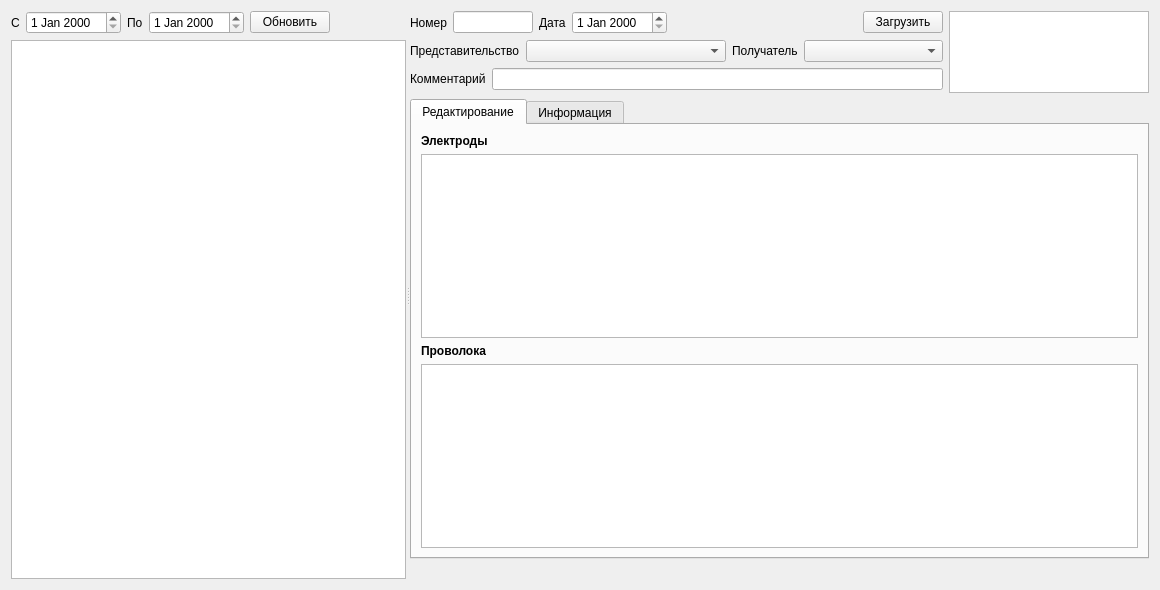
This is formrequests.ui in Sergeyego/warehouse as Qt 5 draws it before an edit. The edited form follows.
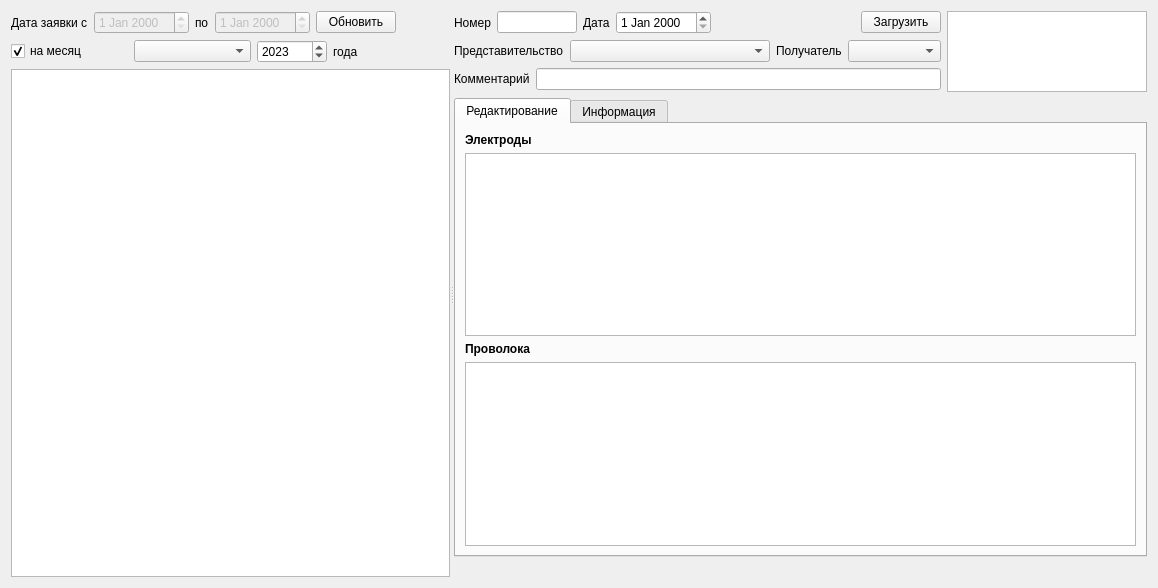
This is the edited form. Custom widgets are drawn as their Qt base class.

Patch:
```diff
--- a/formrequests.ui
+++ b/formrequests.ui
@@ -6,8 +6,8 @@
    <rect>
     <x>0</x>
     <y>0</y>
-    <width>1160</width>
-    <height>590</height>
+    <width>1158</width>
+    <height>588</height>
    </rect>
   </property>
   <property name="windowTitle">
@@ -26,22 +26,30 @@
          <item>
           <widget class="QLabel" name="label">
            <property name="text">
-            <string>С</string>
+            <string>Дата заявки с</string>
            </property>
           </widget>
          </item>
          <item>
-          <widget class="DbDateEdit" name="dateEditBeg"/>
+          <widget class="DbDateEdit" name="dateEditBeg">
+           <property name="enabled">
+            <bool>false</bool>
+           </property>
+          </widget>
          </item>
          <item>
           <widget class="QLabel" name="label_2">
            <property name="text">
-            <string>По</string>
+            <string>по</string>
            </property>
           </widget>
          </item>
          <item>
-          <widget class="DbDateEdit" name="dateEditEnd"/>
+          <widget class="DbDateEdit" name="dateEditEnd">
+           <property name="enabled">
+            <bool>false</bool>
+           </property>
+          </widget>
          </item>
          <item>
           <widget class="QPushButton" name="pushButtonUpd">
@@ -65,12 +73,62 @@
          </item>
         </layout>
        </item>
+       <item>
+        <layout class="QHBoxLayout" name="horizontalLayout_8">
+         <item>
+          <widget class="QCheckBox" name="checkBoxMonth">
+           <property name="text">
+            <string>на месяц</string>
+           </property>
+           <property name="checked">
+            <bool>true</bool>
+           </property>
+          </widget>
+         </item>
+         <item>
+          <widget class="QComboBox" name="comboBoxMonth">
+           <property name="maxVisibleItems">
+            <number>12</number>
+           </property>
+          </widget>
+         </item>
+         <item>
+          <widget class="QSpinBox" name="spinBoxYear">
+           <property name="maximumSize">
+            <size>
+             <width>70</width>
+             <height>16777215</height>
+            </size>
+           </property>
+           <property name="minimum">
+            <number>1900</number>
+           </property>
+           <property name="maximum">
+            <number>9999</number>
+           </property>
+           <property name="value">
+            <number>2023</number>
+           </property>
+           <property name="displayIntegerBase">
+            <number>10</number>
+           </property>
+          </widget>
+         </item>
+         <item>
+          <widget class="QLabel" name="label_10">
+           <property name="text">
+            <string>года</string>
+           </property>
+          </widget>
+         </item>
+        </layout>
+       </item>
        <item>
         <widget class="DbViewer" name="tableViewReq"/>
        </item>
       </layout>
      </widget>
-     <widget class="QWidget" name="">
+     <widget class="QWidget" name="layoutWidget">
       <layout class="QVBoxLayout" name="verticalLayout_5">
        <item>
         <layout class="QHBoxLayout" name="horizontalLayout_5">
```
